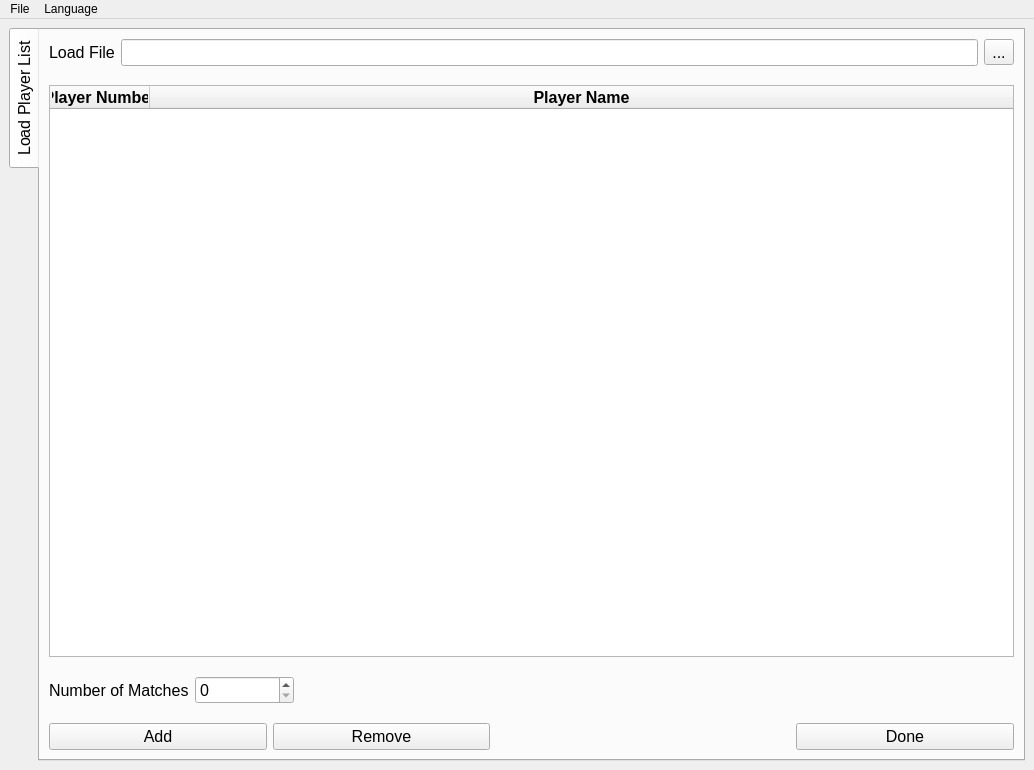
gailyganesh/TournamentTracker360, file mainwindow.ui: the form before one commit.
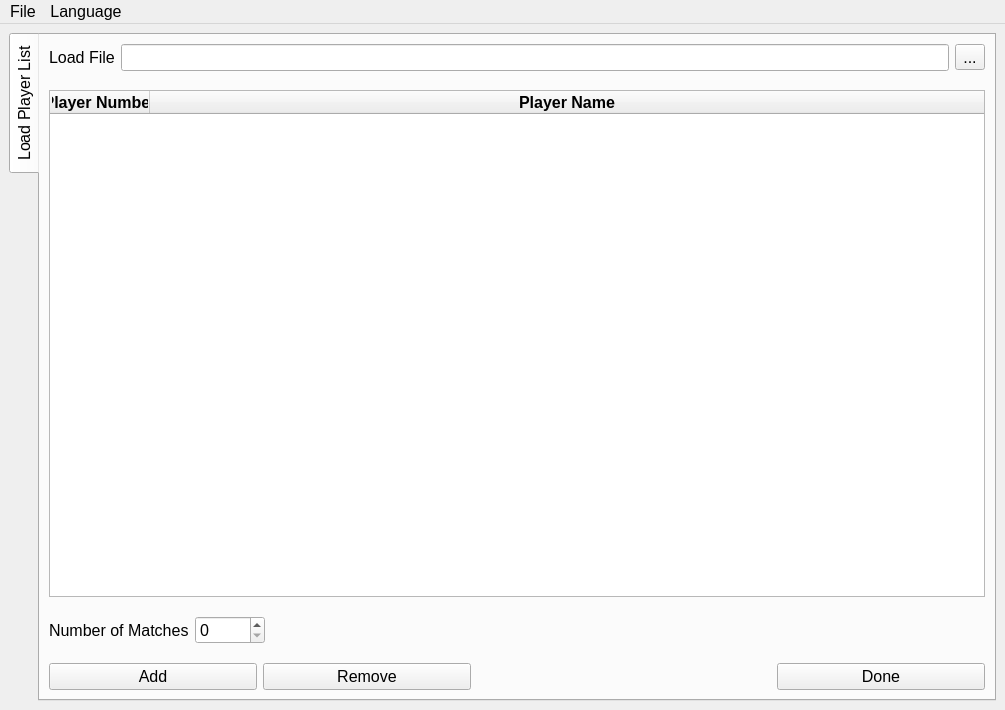
The form after the commit. Icons and pictures are not drawn.

Commit message: feat: Adding double player and changes the icons

```diff
--- a/mainwindow.ui
+++ b/mainwindow.ui
@@ -6,13 +6,19 @@
    <rect>
     <x>0</x>
     <y>0</y>
-    <width>1034</width>
-    <height>770</height>
+    <width>1005</width>
+    <height>710</height>
    </rect>
   </property>
   <property name="windowTitle">
    <string>TournamentTracker360</string>
   </property>
+  <property name="iconSize">
+   <size>
+    <width>30</width>
+    <height>30</height>
+   </size>
+  </property>
   <widget class="QWidget" name="centralwidget">
    <layout class="QVBoxLayout" name="verticalLayout">
     <item>
@@ -37,6 +43,9 @@
          <layout class="QVBoxLayout" name="verticalLayout_2">
           <item>
            <layout class="QHBoxLayout" name="horizontalLayout_2">
+            <property name="spacing">
+             <number>6</number>
+            </property>
             <item>
              <widget class="QLabel" name="label_2">
               <property name="text">
@@ -52,6 +61,12 @@
               <property name="text">
                <string>...</string>
               </property>
+              <property name="iconSize">
+               <size>
+                <width>30</width>
+                <height>30</height>
+               </size>
+              </property>
              </widget>
             </item>
            </layout>
@@ -297,11 +312,21 @@
     <rect>
      <x>0</x>
      <y>0</y>
-     <width>1034</width>
-     <height>21</height>
+     <width>1005</width>
+     <height>26</height>
     </rect>
    </property>
+   <property name="font">
+    <font>
+     <pointsize>12</pointsize>
+    </font>
+   </property>
    <widget class="QMenu" name="menuFile">
+    <property name="font">
+     <font>
+      <pointsize>12</pointsize>
+     </font>
+    </property>
     <property name="title">
      <string>File</string>
     </property>
```
Left out of the diff: 38 changed lines with no effect on the pictures. The commit also changes 11 other files.
